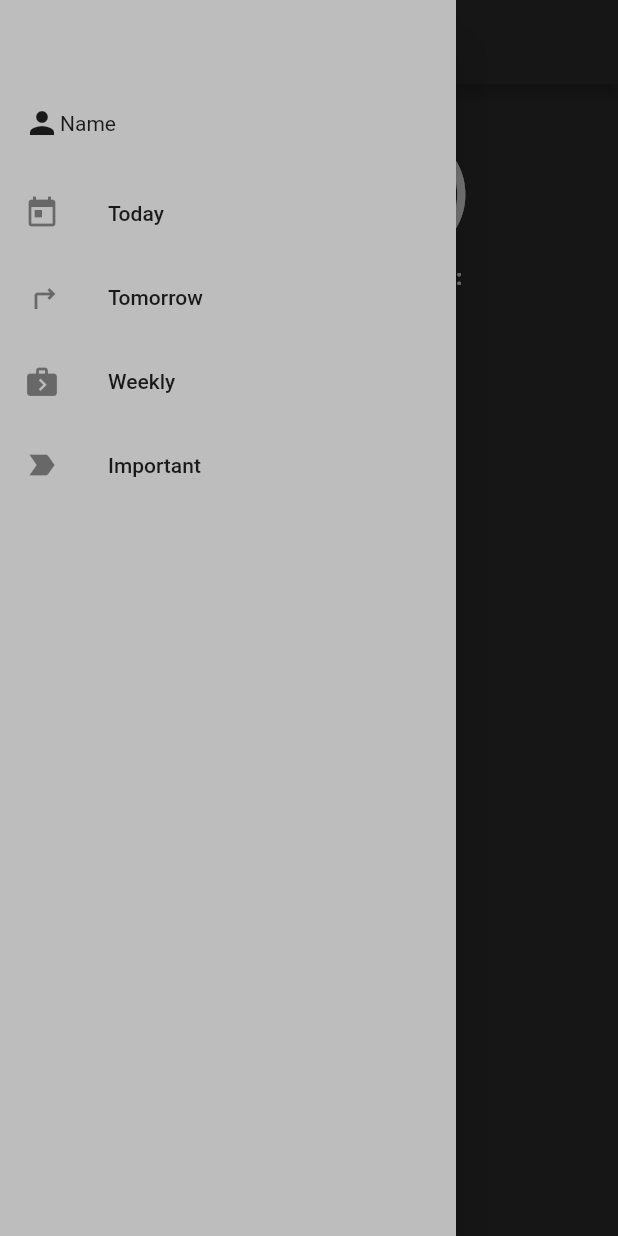
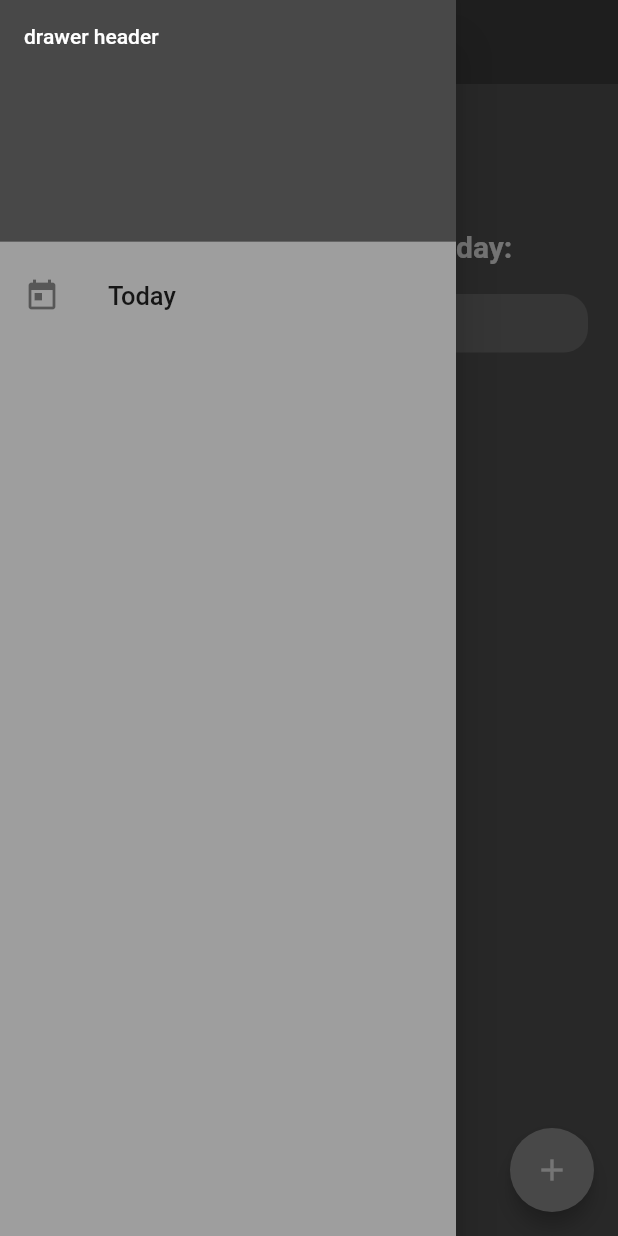
Before and after one commit to Hasith435/todo-app, a Flutter app: the screen it shows after launch, with the side drawer open, on a phone screen of 412 x 824 dp. Run offline on Flutter 3.47's test engine with Material 2 defaults, Android fonts, the phone set to English and light mode, and no system bars.

Commit message:
made some changes to the home page
going for a different approach where i use a floating action button to add the task instead of a new page just to make it more simple and more minimalist.

```diff
--- a/todo_app/lib/main.dart
+++ b/todo_app/lib/main.dart
@@ -1,158 +1,158 @@
 import 'dart:convert';
 
 import 'package:flutter/material.dart';
-import 'package:todo_app/add_task_page.dart';
+import 'package:todo_app/pages/home_page.dart';
 
 void main() {
-  runApp(const Todo());
+  runApp(const TodoApp());
 }
 
-class Todo extends StatelessWidget {
-  const Todo({super.key});
+class TodoApp extends StatelessWidget {
+  const TodoApp({super.key});
 
   @override
   Widget build(BuildContext context) {
     return MaterialApp(
       debugShowCheckedModeBanner: false,
       theme: ThemeData(primarySwatch: Colors.grey),
-      home: const RootPage(),
+      home: const HomePage(),
     );
   }
 }
 
-class RootPage extends StatefulWidget {
-  const RootPage({super.key});
+// class RootPage extends StatefulWidget {
+//   const RootPage({super.key});
 
-  @override
-  State<RootPage> createState() => _RootPageState();
-}
+//   @override
+//   State<RootPage> createState() => _RootPageState();
+// }
 
-class _RootPageState extends State<RootPage> {
-  @override
-  Widget build(BuildContext context) {
-    return Scaffold(
-      backgroundColor: Colors.grey[850],
-      appBar: AppBar(
-        title: const Text(
-          "To-Do",
-          style: TextStyle(color: Colors.white),
-        ),
-        backgroundColor: Colors.grey[850],
-      ),
-      body: SingleChildScrollView(
-        child: Column(
-          mainAxisAlignment: MainAxisAlignment.center,
-          crossAxisAlignment: CrossAxisAlignment.stretch,
-          children: [
-            //container for the greeting
-            Container(
-              alignment: Alignment.center,
-              // color: Colors.red,
-              padding: const EdgeInsets.fromLTRB(20, 40, 20, 10),
-              child: const Text(
-                'Hi (name)',
-                style: TextStyle(
-                    color: Colors.white,
-                    fontFamily: "Lato",
-                    fontWeight: FontWeight.bold,
-                    fontSize: 50),
-              ),
-            ),
+// class _RootPageState extends State<RootPage> {
+//   @override
+//   Widget build(BuildContext context) {
+//     return Scaffold(
+//       backgroundColor: Colors.grey[850],
+//       appBar: AppBar(
+//         title: const Text(
+//           "To-Do",
+//           style: TextStyle(color: Colors.white),
+//         ),
+//         backgroundColor: Colors.grey[850],
+//       ),
+//       body: SingleChildScrollView(
+//         child: Column(
+//           mainAxisAlignment: MainAxisAlignment.center,
+//           crossAxisAlignment: CrossAxisAlignment.stretch,
+//           children: [
+//             //container for the greeting
+//             Container(
+//               alignment: Alignment.center,
+//               // color: Colors.red,
+//               padding: const EdgeInsets.fromLTRB(20, 40, 20, 10),
+//               child: const Text(
+//                 'Hi (name)',
+//                 style: TextStyle(
+//                     color: Colors.white,
+//                     fontFamily: "Lato",
+//                     fontWeight: FontWeight.bold,
+//                     fontSize: 50),
+//               ),
+//             ),
 
-            //container for the statement
-            Container(
-              alignment: Alignment.center,
-              // color: Colors.yellow,
-              padding: const EdgeInsets.fromLTRB(20, 10, 20, 20),
-              child: const Text(
-                "Here are your Todo's for today:",
-                style: TextStyle(
-                    color: Colors.white,
-                    fontWeight: FontWeight.bold,
-                    fontSize: 15),
-              ),
-            ),
+//             //container for the statement
+//             Container(
+//               alignment: Alignment.center,
+//               // color: Colors.yellow,
+//               padding: const EdgeInsets.fromLTRB(20, 10, 20, 20),
+//               child: const Text(
+//                 "Here are your Todo's for today:",
+//                 style: TextStyle(
+//                     color: Colors.white,
+//                     fontWeight: FontWeight.bold,
+//                     fontSize: 15),
+//               ),
+//             ),
 
-            //container for input box
-            Container(
-                alignment: Alignment.bottomCenter,
-                padding: const EdgeInsets.all(20),
-                child: ElevatedButton(
-                  onPressed: () {
-                    Navigator.of(context).push(
-                        MaterialPageRoute(builder: (BuildContext context) {
-                      return const AddTaskPage();
-                    }));
-                  },
-                  child: const Text(
-                    "+ Add Task",
-                    style: TextStyle(fontFamily: "Lato"),
-                  ),
-                )),
-          ],
-        ),
-      ),
-      drawer: const NavigationDrawer(),
-    );
-  }
-}
+//             //container for input box
+//             Container(
+//                 alignment: Alignment.bottomCenter,
+//                 padding: const EdgeInsets.all(20),
+//                 child: ElevatedButton(
+//                   onPressed: () {
+//                     Navigator.of(context).push(
+//                         MaterialPageRoute(builder: (BuildContext context) {
+//                       return const AddTaskPage();
+//                     }));
+//                   },
+//                   child: const Text(
+//                     "+ Add Task",
+//                     style: TextStyle(fontFamily: "Lato"),
+//                   ),
+//                 )),
+//           ],
+//         ),
+//       ),
+//       drawer: const NavigationDrawer(),
+//     );
+//   }
+// }
 
-class NavigationDrawer extends StatelessWidget {
-  const NavigationDrawer({super.key});
+// class NavigationDrawer extends StatelessWidget {
+//   const NavigationDrawer({super.key});
 
-  @override
-  Widget build(BuildContext context) => Drawer(
-        backgroundColor: Colors.grey[400],
-        child: SingleChildScrollView(
-          child: Column(
-            crossAxisAlignment: CrossAxisAlignment.stretch,
-            children: [
-              Column(
-                children: [
-                  Container(
-                    padding: const EdgeInsets.fromLTRB(16, 70, 2, 20),
-                    child: Row(
-                      children: [
-                        const Icon(Icons.person),
-                        const Text('Name'),
-                        Divider(
-                          color: Colors.grey[400],
-                          thickness: 40,
-                        )
-                      ],
-                    ),
-                  ),
+//   @override
+//   Widget build(BuildContext context) => Drawer(
+//         backgroundColor: Colors.grey[400],
+//         child: SingleChildScrollView(
+//           child: Column(
+//             crossAxisAlignment: CrossAxisAlignment.stretch,
+//             children: [
+//               Column(
+//                 children: [
+//                   Container(
+//                     padding: const EdgeInsets.fromLTRB(16, 70, 2, 20),
+//                     child: Row(
+//                       children: [
+//                         const Icon(Icons.person),
+//                         const Text('Name'),
+//                         Divider(
+//                           color: Colors.grey[400],
+//                           thickness: 40,
+//                         )
+//                       ],
+//                     ),
+//                   ),
 
-                  //Today button
-                  ListTile(
-                    leading: const Icon(Icons.today),
-                    title: const Text('Today'),
-                    onTap: () {},
-                  ),
+//                   //Today button
+//                   ListTile(
+//                     leading: const Icon(Icons.today),
+//                     title: const Text('Today'),
+//                     onTap: () {},
+//                   ),
 
-                  //Tomorrow button
-                  ListTile(
-                    leading: const Icon(Icons.turn_right),
-                    title: const Text('Tomorrow'),
-                    onTap: () {},
-                  ),
+//                   //Tomorrow button
+//                   ListTile(
+//                     leading: const Icon(Icons.turn_right),
+//                     title: const Text('Tomorrow'),
+//                     onTap: () {},
+//                   ),
 
-                  //Weekly button
-                  ListTile(
-                    leading: const Icon(Icons.next_week),
-                    title: const Text('Weekly'),
-                    onTap: () {},
-                  ),
+//                   //Weekly button
+//                   ListTile(
+//                     leading: const Icon(Icons.next_week),
+//                     title: const Text('Weekly'),
+//                     onTap: () {},
+//                   ),
 
-                  //important button
-                  ListTile(
-                      leading: const Icon(Icons.label_important),
-                      title: const Text('Important'),
-                      onTap: () {}),
-                ],
-              )
-            ],
-          ),
-        ),
-      );
-}
+//                   //important button
+//                   ListTile(
+//                       leading: const Icon(Icons.label_important),
+//                       title: const Text('Important'),
+//                       onTap: () {}),
+//                 ],
+//               )
+//             ],
+//           ),
+//         ),
+//       );
+// }
--- /dev/null
+++ b/todo_app/lib/pages/home_page.dart
@@ -0,0 +1,84 @@
+import 'package:flutter/material.dart';
+import 'package:todo_app/utils/todo_list_container.dart';
+
+class HomePage extends StatefulWidget {
+  const HomePage({super.key});
+
+  @override
+  State<HomePage> createState() => _HomePageState();
+}
+
+class _HomePageState extends State<HomePage> {
+  @override
+  Widget build(BuildContext context) {
+    return Scaffold(
+      drawer: Drawer(
+        backgroundColor: Colors.grey,
+        child: ListView(
+          children: const [
+            //put the account name and all the details here
+            DrawerHeader(
+              decoration: BoxDecoration(color: Colors.black54),
+              child: Text(
+                "drawer header",
+                style: TextStyle(color: Colors.white),
+              ),
+            ),
+
+            //first list tile
+            ListTile(
+              leading: Icon(Icons.today),
+              title: Text(
+                'Today',
+                style: TextStyle(fontSize: 17),
+              ),
+            )
+          ],
+        ),
+      ),
+      backgroundColor: const Color.fromARGB(255, 88, 88, 88),
+      appBar: AppBar(
+        title: const Text(
+          'To-Do',
+          style: TextStyle(color: Colors.white),
+        ),
+        backgroundColor: Colors.grey[800],
+        elevation: 0,
+      ),
+      floatingActionButton: FloatingActionButton(
+        onPressed: () {},
+        splashColor: Colors.black,
+        child: const Icon(
+          Icons.add,
+          color: Colors.white,
+        ),
+      ),
+      body: ListView(
+        children: [
+          Padding(
+            padding: const EdgeInsets.only(top: 50),
+            child: Column(
+              children: const [
+                Text(
+                  "Hi (name)!",
+                  style: TextStyle(
+                      fontSize: 40,
+                      fontWeight: FontWeight.bold,
+                      color: Colors.white),
+                ),
+                Text(
+                  "Here are your todos for Today:",
+                  style: TextStyle(
+                      fontSize: 20,
+                      fontWeight: FontWeight.bold,
+                      color: Colors.white),
+                )
+              ],
+            ),
+          ),
+          const ToDoList(),
+        ],
+      ),
+    );
+  }
+}
--- /dev/null
+++ b/todo_app/lib/utils/todo_list_container.dart
@@ -0,0 +1,20 @@
+import 'package:flutter/material.dart';
+
+class ToDoList extends StatelessWidget {
+  const ToDoList({super.key});
+
+  @override
+  Widget build(BuildContext context) {
+    return Padding(
+        padding: const EdgeInsets.only(left: 20, right: 20, top: 20),
+        child: Container(
+          padding: const EdgeInsets.all(10),
+          decoration: BoxDecoration(
+              borderRadius: BorderRadius.circular(16), color: Colors.grey[600]),
+          child: const Text(
+            'Code app',
+            style: TextStyle(color: Colors.white, fontSize: 16),
+          ),
+        ));
+  }
+}
--- a/todo_app/pubspec.yaml
+++ b/todo_app/pubspec.yaml
@@ -79,7 +79,7 @@ flutter:
       fonts:
         # - asset: fonts/Lato-Bold.ttf
         # - asset: fonts/Lato-Light.ttf
-        - asset: D:\flutter_projects\todo-app\todo-app\fonts\Lato-Regular.ttf
+        # - asset: D:\flutter_projects\todo-app\todo-app\fonts\Lato-Regular.ttf
 
   #       - asset: fonts/Schyler-Italic.ttf
   #         style: italic
```
